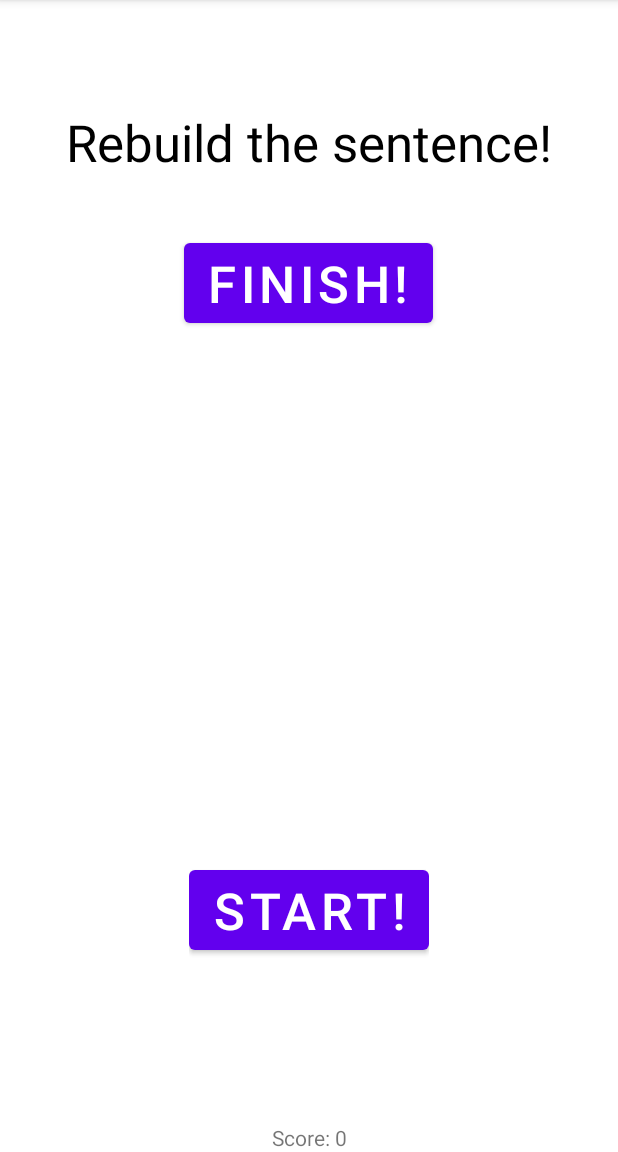
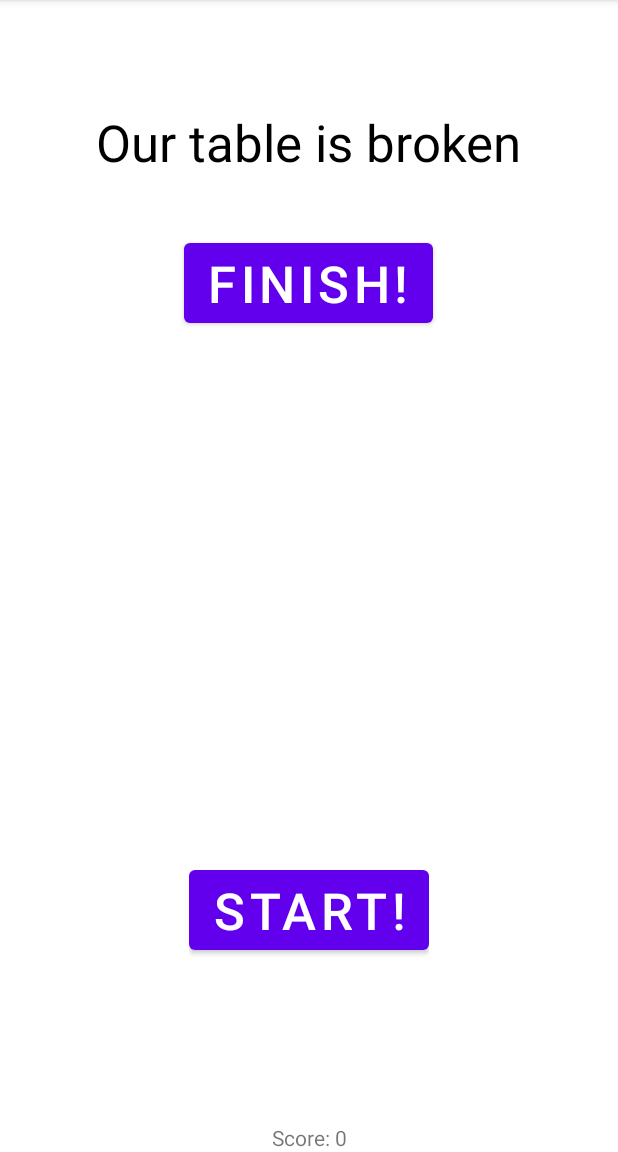
Before and after one commit to 09Deep/CoolSentenceGame, an Android app: the GameUI screen opened directly, with no data from a screen before it, on a phone screen of 412 x 824 dp, the part 84-1236 px from its top. Run offline under Robolectric (Android 15) with nearby library versions, the phone set to English and light mode, and no system bars; our stand-ins replace FlexboxLayout.

Commit message:
Changed mock db to use Sentence object,
Game uses mock db for now

```diff
--- a/app/src/main/java/com/coolsentencegame/logic/GameLogic.java
+++ b/app/src/main/java/com/coolsentencegame/logic/GameLogic.java
@@ -4,6 +4,7 @@ import android.util.Log;
 
 import com.coolsentencegame.interfaces.IDatabase;
 import com.coolsentencegame.objects.Sentence;
+import com.coolsentencegame.persistence.MockDatabase;
 
 import java.util.ArrayList;
 import java.util.Collections;
@@ -23,10 +24,12 @@ public class GameLogic {
     private boolean answer = false;
 
     public GameLogic() {
+        database = new MockDatabase();
         tokens = new ArrayList<String>();
+        sentence = database.FetchRandomSentence();
+        prevSentence = null;
         correctGuesses = 0;
         wrongGuesses = 0;
-        newSentence();
     }
 
     public boolean getFlag(){
@@ -42,29 +45,9 @@ public class GameLogic {
         tokens.clear();
         prevSentence = sentence;
         while(sentence.equals(prevSentence)) {
-
-
-
             sentence = database.FetchRandomSentence();
-            if(sentence != null) {
-
-                //Collections.addAll(tokens, sentence.split(" "));
-
-            }
-            else{
-                answer=true;
-                break;
-
-
-
-            }
-
-
         }
-
-        if(sentence == null)
-            Log.v("Deep","still");
-
+        Collections.addAll(tokens, sentence.getSentence().split(" "));
     }
 
     /*
--- a/app/src/main/java/com/coolsentencegame/objects/Sentence.java
+++ b/app/src/main/java/com/coolsentencegame/objects/Sentence.java
@@ -1,15 +1,45 @@
 package com.coolsentencegame.objects;
 
+import androidx.annotation.NonNull;
+
 public class Sentence {
-    public String sentence;
 
-    public int ID;
+    private final String sentence;
+    public final int id;
 
-    public Sentence(String sentence) {
+    public Sentence(String sentence, int id)
+    {
         this.sentence = sentence;
+        this.id = id;
     }
 
-    public Sentence() {
+    public int getId()
+    {
+        return this.id;
+    }
 
+    public String getSentence()
+    {
+        return this.sentence;
     }
+
+    @Override
+    public boolean equals(Object other)
+    {
+        if(other instanceof Sentence) {
+            Sentence otherSent = (Sentence)other;
+            return this.id == otherSent.getId();
+        }
+        else {
+            return false;
+        }
+    }
+
+    @NonNull
+    @Override
+    public String toString()
+    {
+        return this.sentence;
+    }
+
 }
--- a/app/src/main/java/com/coolsentencegame/persistence/MockDatabase.java
+++ b/app/src/main/java/com/coolsentencegame/persistence/MockDatabase.java
@@ -1,14 +1,9 @@
 package com.coolsentencegame.persistence;
-
-import android.util.Log;
 
 import com.coolsentencegame.interfaces.IDatabase;
 import com.coolsentencegame.objects.Sentence;
 
-import java.sql.Array;
 import java.util.ArrayList;
-import java.util.Arrays;
-import java.util.List;
 import java.util.Random;
 
 /*
@@ -17,24 +12,23 @@ import java.util.Random;
  * Implements the database interface using an arraylist.
  */
 public class MockDatabase implements IDatabase {
+
     private Random random;
-
-    private ArrayList<String> words;
-
-    private ArrayList<Integer> scores;
+    private final ArrayList<Sentence> sentences;
+    private final ArrayList<Integer> scores;
 
     public MockDatabase() {
         random = new Random();
 
         //initialize phrases
-        words = new ArrayList<String>();
-        words.add("Why hello there");
-        words.add("That is based");
-        words.add("Don't have a cow man");
-        words.add("Cringe bro");
-        words.add("Of and words confusing a string arbitrary");
-        words.add("Our table! It's broken!");
-        words.add("Very groovy");
+        sentences = new ArrayList<Sentence>();
+        sentences.add(new Sentence("Why hello there", 1));
+        sentences.add(new Sentence("That is based", 2));
+        sentences.add(new Sentence("Don't have a cow man", 3));
+        sentences.add(new Sentence("Cringe bro", 4));
+        sentences.add(new Sentence("Of and words and such", 5));
+        sentences.add(new Sentence("Our table is broken", 6));
+        sentences.add(new Sentence("Very groovy", 7));
 
         scores = new ArrayList<Integer>();
     }
@@ -45,16 +39,15 @@ public class MockDatabase implements IDatabase {
      * Returns a string at a random index within the word database's bounds.
      *
      */
-    //changed - get to remove
     public Sentence FetchRandomSentence() {
-        Sentence check = null;
-
-        if(!words.isEmpty()){
-            //check = words.remove(random.nextInt(words.size()));
-
+        if(sentences.isEmpty()) {
+            // TODO: THROW AN EXCEPTION
+            return null;
         }
-
-        return check;
+        else {
+            int r = random.nextInt(sentences.size());
+            return sentences.get(r);
+        }
     }
 
     /*
--- a/app/src/main/java/com/coolsentencegame/ui/GameUI.java
+++ b/app/src/main/java/com/coolsentencegame/ui/GameUI.java
@@ -94,7 +94,7 @@ public class GameUI extends AppCompatActivity {
         //if don't then the game is probably over
         if(!gameLogic.getFlag()){
 
-            textTitle.setText(gameLogic.getSentence().sentence);
+            textTitle.setText(gameLogic.getSentence().toString());
 
             // After 4 seconds, move to next phase
             timer.schedule(new MemorizeTimer(), 4000);
```
